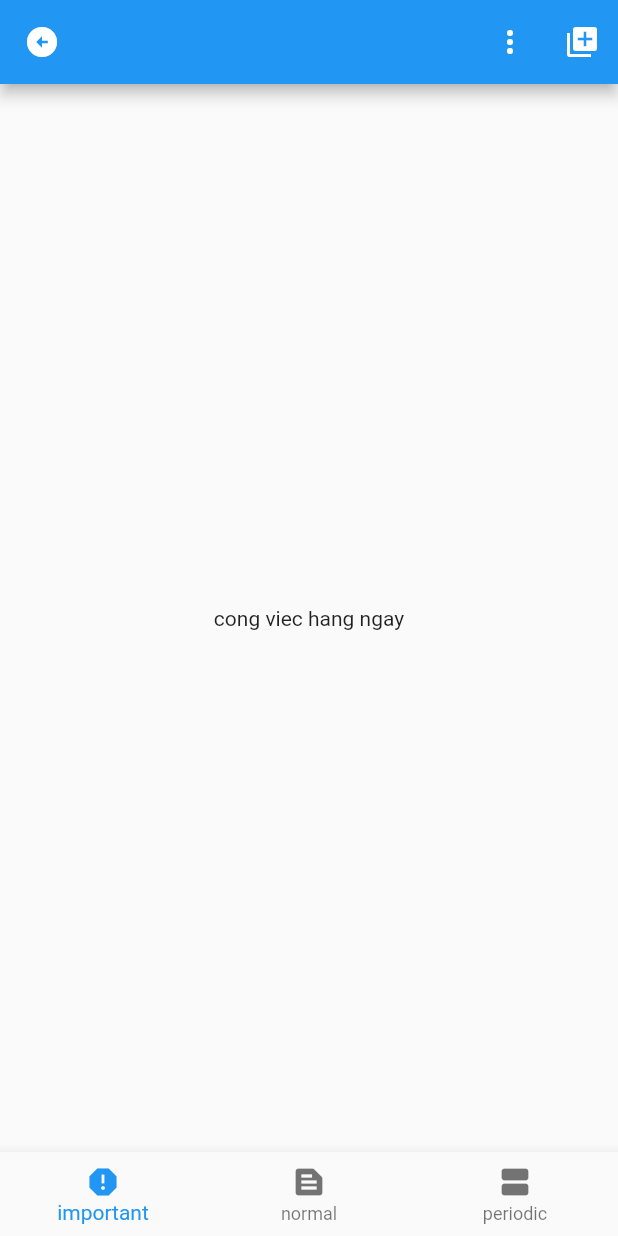
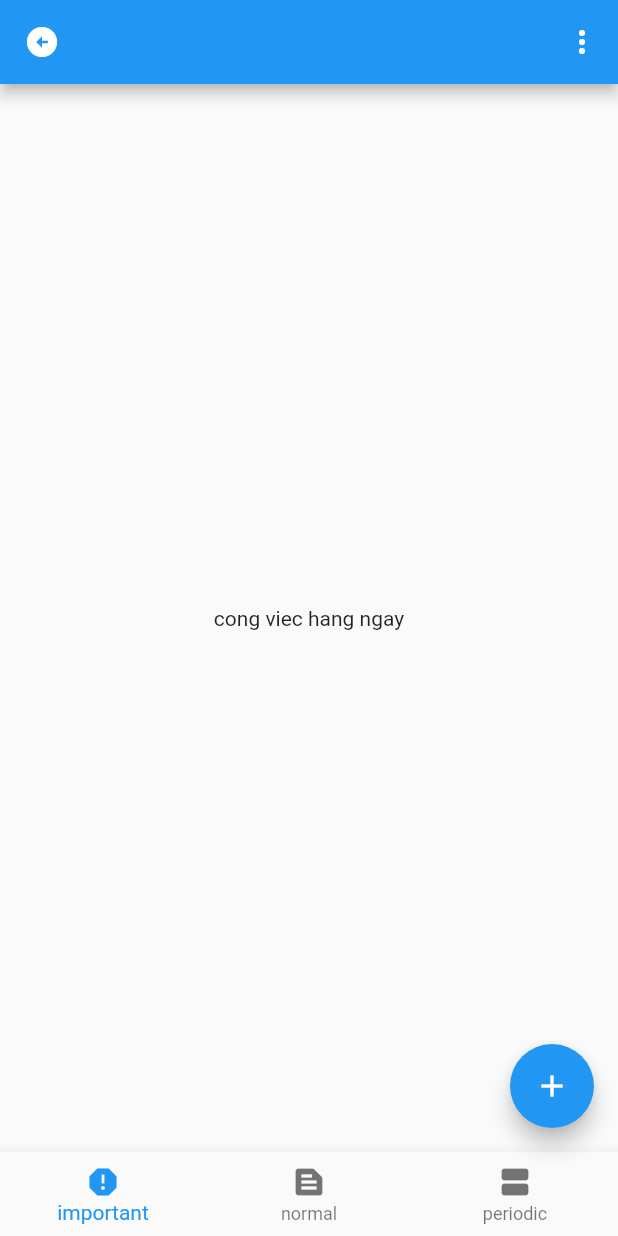
Before and after one commit to nhlamdev/flutter-basic, a Flutter app: the WorkCreateScreen screen opened directly, after a tap on the "arrow circle left" icon, on a phone screen of 412 x 824 dp. Run offline on Flutter 3.47's test engine with Material 2 defaults, Android fonts, the phone set to English and light mode, and no system bars.

Commit message:
update code

```diff
--- a/lib/screens/work/create.dart
+++ b/lib/screens/work/create.dart
@@ -34,8 +34,7 @@ class _WorkCreateScreenState extends State<WorkCreateScreen> {
           onPressed: () {
             Navigator.push(
               context,
-                    MaterialPageRoute(
-                        builder: (context) => const WorksScreen()),
+              MaterialPageRoute(builder: (context) => const WorksScreen()),
             );
           },
         ),
@@ -44,70 +43,89 @@ class _WorkCreateScreenState extends State<WorkCreateScreen> {
           width: MediaQuery.of(context).size.width,
           height: MediaQuery.of(context).size.height,
           color: Colors.lightBlue,
-                child: const Center(
-                  child: SizedBox(
-                      width: 400,
-                      height: 400,
-                      child: Column(
-                          mainAxisAlignment: MainAxisAlignment.center,
+          padding: const EdgeInsets.fromLTRB(20, 10, 20, 10),
+          child: Column(children: [
+            Container(
+                alignment: Alignment.topLeft,
+                child: const Text(
+                  'Tiêu đề công việc',
+                  style: TextStyle(
+                      fontSize: 16,
+                      color: Colors.black,
+                      fontWeight: FontWeight.bold),
+                  textAlign: TextAlign.left,
+                )),
+            const SizedBox(height: 10),
+            Container(
+              child: const Material(
+                elevation: 5.0,
+                borderRadius: BorderRadius.all(Radius.circular(10.0)),
+                color: Colors.deepOrange,
+                child: TextField(
+                  decoration:
+                      InputDecoration(fillColor: Colors.white, filled: true),
+                  style: TextStyle(fontSize: 20.0, color: Colors.black),
+                ),
+              ),
+            ),
+            const SizedBox(height: 10),
+            Container(
+                alignment: Alignment.topLeft,
+                child: const Text(
+                  'Nội dung công việc',
+                  style: TextStyle(
+                      fontSize: 16,
+                      color: Colors.black,
+                      fontWeight: FontWeight.bold),
+                  textAlign: TextAlign.left,
+                )),
+            const SizedBox(height: 10),
+            Container(
+              alignment: Alignment.topLeft,
+              child: const Material(
+                elevation: 5.0,
+                borderRadius: BorderRadius.all(Radius.circular(10.0)),
+                color: Colors.deepOrange,
+                child: TextField(
+                  maxLines: 8,
+                  decoration:
+                      InputDecoration(fillColor: Colors.white, filled: true),
+                  style: TextStyle(fontSize: 20.0, color: Colors.black),
+                ),
+              ),
+            ),
+            const SizedBox(height: 10),
+            Container(
+                alignment: Alignment.topLeft,
+                child: const Text(
+                  'Nội dung công việc',
+                  style: TextStyle(
+                      fontSize: 16,
+                      color: Colors.black,
+                      fontWeight: FontWeight.bold),
+                  textAlign: TextAlign.left,
+                )),
+            const SizedBox(height: 10),
+            Container(
+              alignment: Alignment.topLeft,
+              child: Row(
                 children: [
-                            SizedBox(
-                              width: 300,
-                              child: Material(
+                  const Material(
                     elevation: 5.0,
-                                borderRadius:
-                                    BorderRadius.all(Radius.circular(10.0)),
+                    borderRadius: BorderRadius.all(Radius.circular(10.0)),
                     color: Colors.deepOrange,
-                                child: SizedBox(
-                                  width: 200,
                     child: TextField(
                       decoration: InputDecoration(
                           fillColor: Colors.white, filled: true),
-                                    style: TextStyle(
-                                        fontSize: 20.0, color: Colors.black),
+                      style: TextStyle(fontSize: 20.0, color: Colors.black),
                     ),
                   ),
-                              ),
-                            ),
-                            SizedBox(height: 10),
-                            SizedBox(
-                              width: 300,
-                              child: Material(
-                                elevation: 5.0,
-                                borderRadius:
-                                    BorderRadius.all(Radius.circular(10.0)),
-                                color: Colors.deepOrange,
-                                child: SizedBox(
-                                  width: 200,
-                                  child: TextField(
-                                    decoration: InputDecoration(
-                                        fillColor: Colors.white, filled: true),
-                                    style: TextStyle(
-                                        fontSize: 20.0, color: Colors.black),
-                                  ),
-                                ),
-                              ),
-                            ),
-                            SizedBox(height: 10),
-                            SizedBox(
-                              width: 300,
-                              child: Material(
-                                elevation: 5.0,
-                                borderRadius:
-                                    BorderRadius.all(Radius.circular(10.0)),
-                                color: Colors.deepOrange,
-                                child: SizedBox(
-                                  width: 200,
-                                  child: TextField(
-                                    decoration: InputDecoration(
-                                        fillColor: Colors.white, filled: true),
-                                    style: TextStyle(
-                                        fontSize: 20.0, color: Colors.black),
-                                  ),
-                                ),
+                  IconButton(
+                      onPressed: () {}, icon: const Icon(Icons.time_to_leave))
+                ],
               ),
             )
           ])),
-                ))));
+    ));
   }
 }
--- a/lib/screens/work/index.dart
+++ b/lib/screens/work/index.dart
@@ -24,6 +24,18 @@ class _WorksScreenState extends State<WorksScreen> {
 
     return SafeArea(
         child: Scaffold(
+      floatingActionButton: FloatingActionButton(
+        onPressed: () {},
+        child: IconButton(
+          icon: const Icon(Icons.add),
+          onPressed: () {
+            Navigator.push(
+              context,
+              MaterialPageRoute(builder: (context) => const WorkCreateScreen()),
+            );
+          },
+        ),
+      ),
       appBar: AppBar(
         leading: IconButton(
           icon: const Icon(Icons.arrow_circle_left),
@@ -52,16 +64,6 @@ class _WorksScreenState extends State<WorksScreen> {
             },
             offset: const Offset(0, 50), // Adjust the offset as needed
           ),
-          IconButton(
-            icon: const Icon(Icons.add_to_photos),
-            onPressed: () {
-              Navigator.push(
-                context,
-                MaterialPageRoute(
-                    builder: (context) => const WorkCreateScreen()),
-              );
-            },
-          )
         ],
       ),
       body: tabs[_currentIndex],
```
Lines whose indentation alone changed are shown as unchanged.
